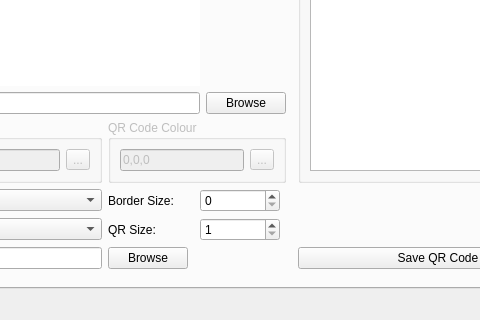
This is form.ui in LyAhn/ImageNexus as Qt 5 draws it before an edit; both pictures show x 265 to 745 and y 282 to 602 of the 872 by 602 pixel window. The edited form follows.
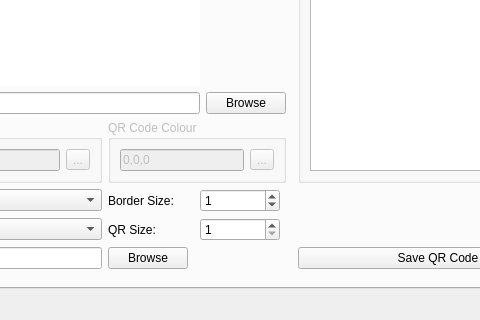
This is the edited form. The open tabs and pages were chosen to show the change. Icons and pictures are not drawn.

Diff of the .ui file:
```diff
--- a/form.ui
+++ b/form.ui
@@ -563,6 +563,9 @@
              <property name="maximum">
               <number>10</number>
              </property>
+             <property name="value">
+              <number>1</number>
+             </property>
             </widget>
            </item>
            <item row="6" column="2">
```
Left out of the diff: 2 changed lines with no effect on the pictures.
